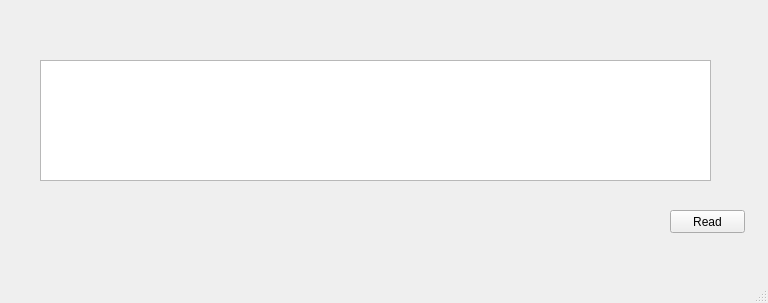
Old version of the form data/running_line_ui.ui in the repository ZolotarevAlexandr/reader.
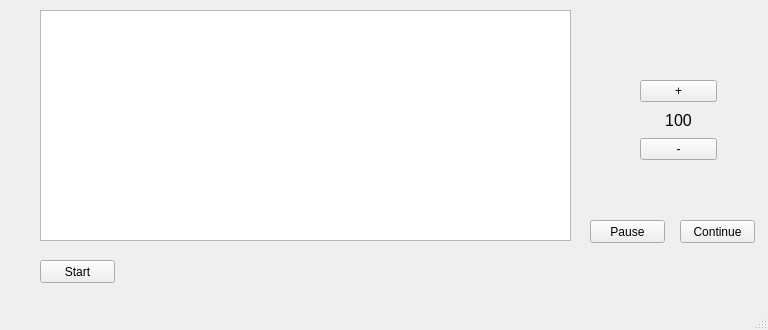
New version of the form.

```diff
--- a/data/running_line_ui.ui
+++ b/data/running_line_ui.ui
@@ -7,33 +7,20 @@
     <x>0</x>
     <y>0</y>
     <width>768</width>
-    <height>303</height>
+    <height>330</height>
    </rect>
   </property>
   <property name="windowTitle">
    <string>MainWindow</string>
   </property>
   <widget class="QWidget" name="centralwidget">
-   <widget class="QPushButton" name="read_btn">
-    <property name="geometry">
-     <rect>
-      <x>670</x>
-      <y>210</y>
-      <width>75</width>
-      <height>23</height>
-     </rect>
-    </property>
-    <property name="text">
-     <string>Read</string>
-    </property>
-   </widget>
    <widget class="QTextEdit" name="running_line">
     <property name="geometry">
      <rect>
       <x>40</x>
-      <y>60</y>
-      <width>671</width>
-      <height>121</height>
+      <y>10</y>
+      <width>531</width>
+      <height>231</height>
      </rect>
     </property>
     <property name="font">
@@ -48,6 +35,86 @@
      <enum>QTextEdit::NoWrap</enum>
     </property>
    </widget>
+   <widget class="QPushButton" name="cont_btn">
+    <property name="geometry">
+     <rect>
+      <x>680</x>
+      <y>220</y>
+      <width>75</width>
+      <height>23</height>
+     </rect>
+    </property>
+    <property name="text">
+     <string>Continue</string>
+    </property>
+   </widget>
+   <widget class="QPushButton" name="pause_btn">
+    <property name="geometry">
+     <rect>
+      <x>590</x>
+      <y>220</y>
+      <width>75</width>
+      <height>23</height>
+     </rect>
+    </property>
+    <property name="text">
+     <string>Pause</string>
+    </property>
+   </widget>
+   <widget class="QWidget" name="verticalLayoutWidget">
+    <property name="geometry">
+     <rect>
+      <x>640</x>
+      <y>80</y>
+      <width>77</width>
+      <height>80</height>
+     </rect>
+    </property>
+    <layout class="QVBoxLayout" name="verticalLayout">
+     <item>
+      <widget class="QPushButton" name="plus_btn">
+       <property name="text">
+        <string>+</string>
+       </property>
+      </widget>
+     </item>
+     <item>
+      <widget class="QLabel" name="current_speed">
+       <property name="font">
+        <font>
+         <pointsize>12</pointsize>
+        </font>
+       </property>
+       <property name="text">
+        <string>100</string>
+       </property>
+       <property name="alignment">
+        <set>Qt::AlignCenter</set>
+       </property>
+      </widget>
+     </item>
+     <item>
+      <widget class="QPushButton" name="minus_btn">
+       <property name="text">
+        <string>-</string>
+       </property>
+      </widget>
+     </item>
+    </layout>
+   </widget>
+   <widget class="QPushButton" name="start_btn">
+    <property name="geometry">
+     <rect>
+      <x>40</x>
+      <y>260</y>
+      <width>75</width>
+      <height>23</height>
+     </rect>
+    </property>
+    <property name="text">
+     <string>Start</string>
+    </property>
+   </widget>
   </widget>
   <widget class="QMenuBar" name="menubar">
    <property name="geometry">
```
